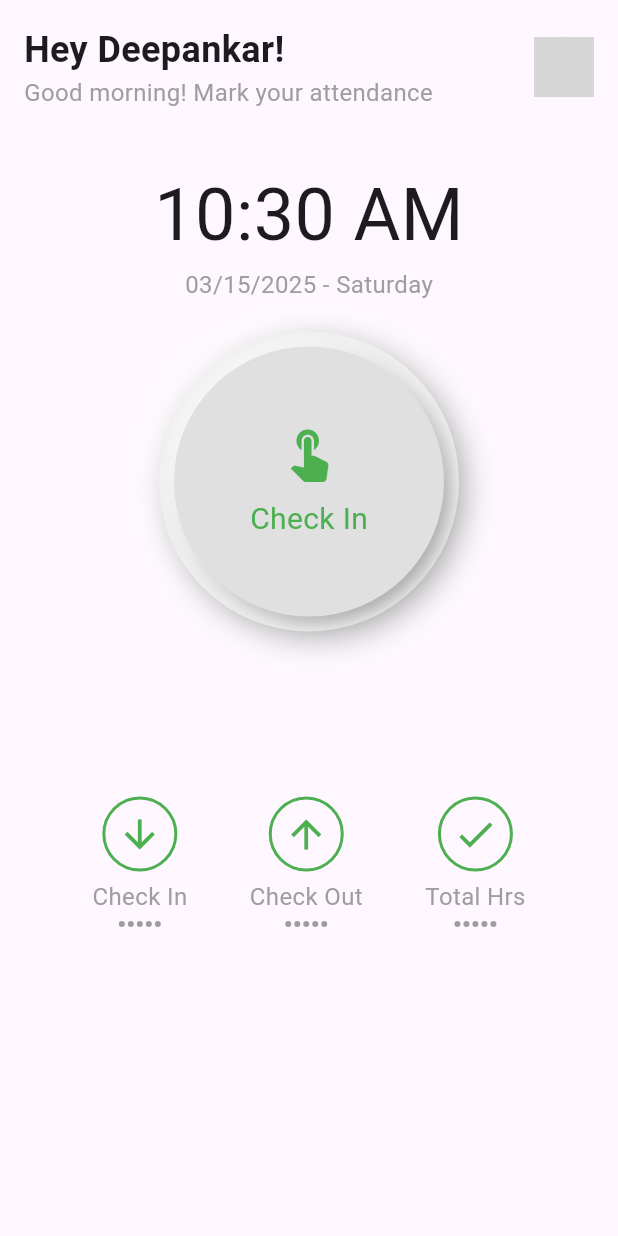
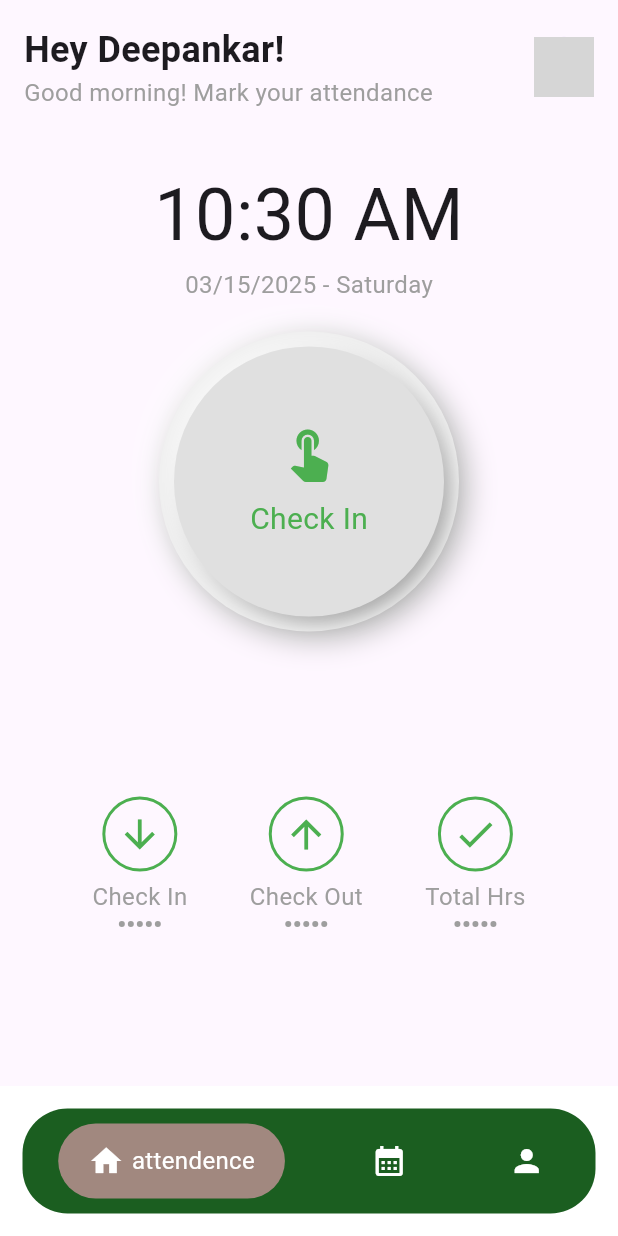
Before and after one commit to deepankar0611/smartt_attendance, a Flutter app: the screen it shows after launch, on a phone screen of 412 x 824 dp. Run offline on Flutter 3.47's test engine with Material 3 defaults, Android fonts, the phone set to English and light mode, and no system bars; our stand-ins replace cloud_firestore, firebase_auth, firebase_core, fl_chart, geocoding, geolocator and 5 more; accounts and stored records are empty; network calls fail; grey boxes are pictures that could not be loaded.

Commit message:
ui changes and bug fix

```diff
--- a/lib/main.dart
+++ b/lib/main.dart
@@ -41,7 +41,7 @@ class MyApp extends StatelessWidget {
           if (snapshot.hasData && snapshot.data != null) {
             return  AttendanceScreen();
           } else {
-            return  AttendanceScreen();
+            return  HomeScreen();
           }
         },
       ),
```
Also changed, not shown: pubspec.yaml (+8 -0 lines), pubspec.lock.
